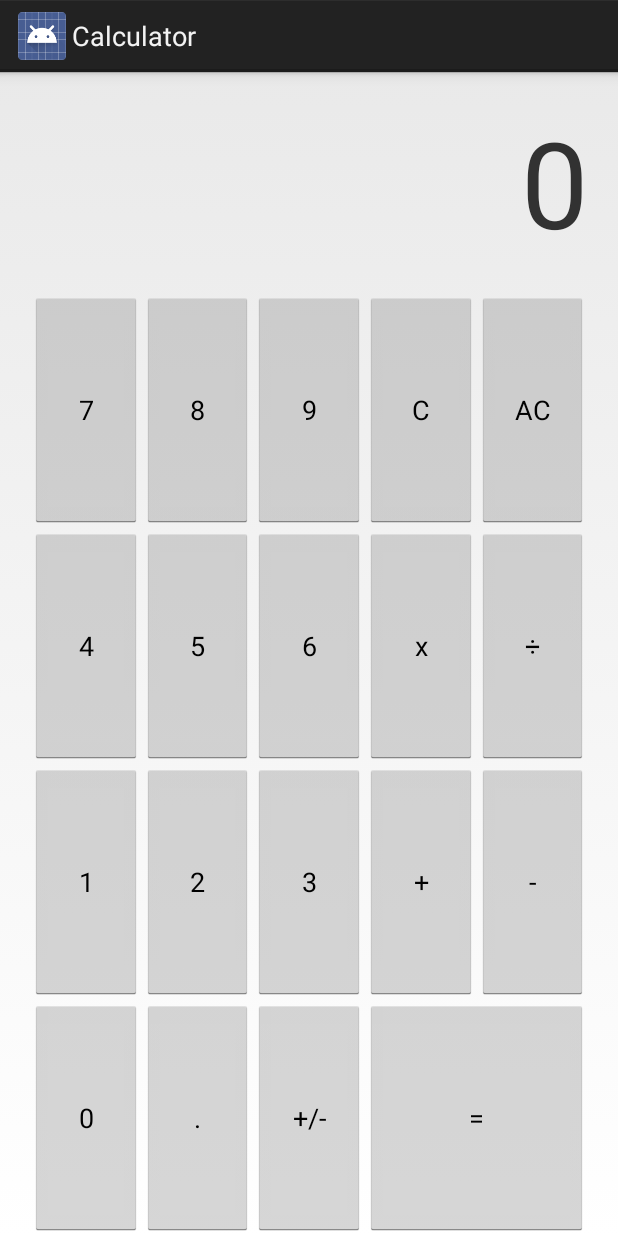
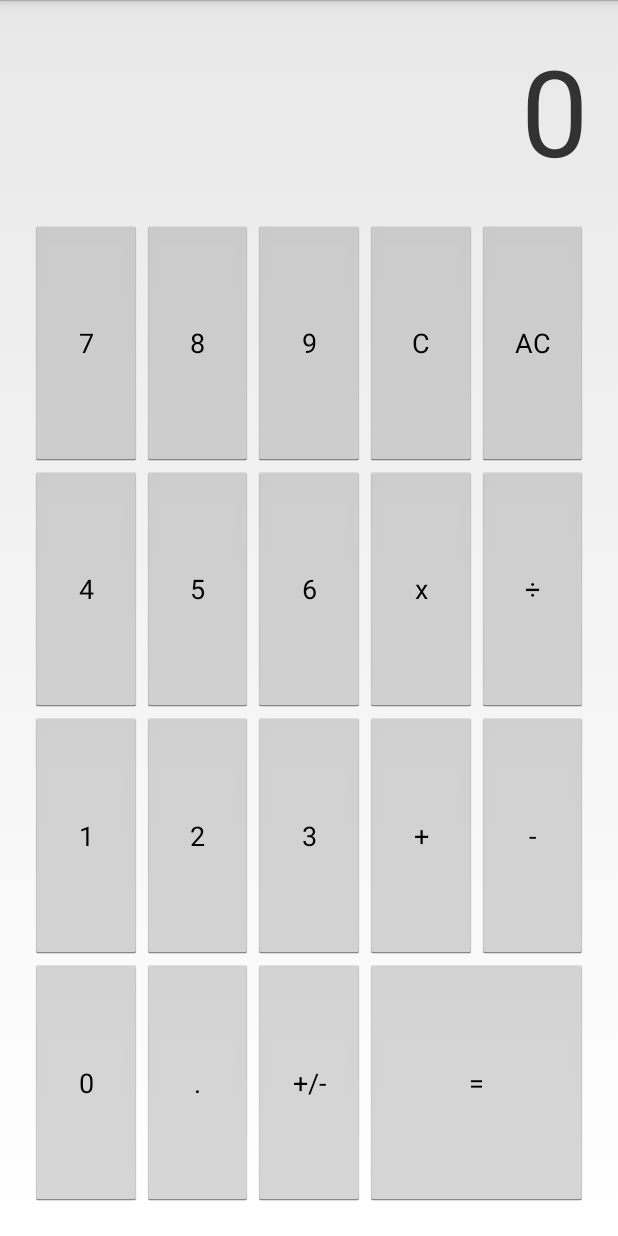
Before and after one commit to TrySickle/Calculator, an Android app: the screen it shows after launch (MainActivity), on a phone screen of 412 x 824 dp. Run offline under Robolectric (Android 15) with nearby library versions, the phone set to English and light mode, and no system bars.

Commit message:
Minor changes if any

```diff
--- a/app/build.gradle
+++ b/app/build.gradle
@@ -2,7 +2,7 @@ apply plugin: 'com.android.application'
 
 android {
     compileSdkVersion 23
-    buildToolsVersion "24.0.0"
+    buildToolsVersion '25.0.0'
     defaultConfig {
         applicationId "com.nocompany.jason.calculator"
         minSdkVersion 15
--- a/app/src/main/res/layout/activity_main.xml
+++ b/app/src/main/res/layout/activity_main.xml
@@ -165,14 +165,17 @@
         android:layout_column="0"
         android:layout_row="4"
         android:layout_marginLeft="20dp"
+        android:layout_marginBottom="20dp"
         android:layout_rowWeight="1"
         android:layout_columnWeight="1"
-        android:text="0" />
+        android:text="0"
+        android:onClick="numberClick"/>
 
-        <Button
+    <Button
         android:id="@+id/point"
         android:layout_column="1"
         android:layout_row="4"
+        android:layout_marginBottom="20dp"
         android:layout_rowWeight="1"
         android:layout_columnWeight="1"
         android:text="."/>
@@ -181,6 +184,7 @@
         android:id="@+id/negate"
         android:layout_column="2"
         android:layout_row="4"
+        android:layout_marginBottom="20dp"
         android:layout_rowWeight="1"
         android:layout_columnWeight="1"
         android:text="+/-"/>
@@ -192,6 +196,7 @@
         android:layout_column="3"
         android:layout_row="4"
         android:layout_marginRight="20dp"
+        android:layout_marginBottom="20dp"
         android:layout_columnSpan="2"
         android:layout_rowWeight="1"
         android:layout_columnWeight="1"
--- a/app/src/main/res/values/styles.xml
+++ b/app/src/main/res/values/styles.xml
@@ -1,7 +1,7 @@
 <resources>
 
     <!-- Base application theme. -->
-    <style name="AppTheme" parent="android:Theme.Holo.Light.DarkActionBar">
+    <style name="AppTheme" parent="android:Theme.Holo.Light.NoActionBar">
         <!-- Customize your theme here. -->
     </style>
 
--- a/build.gradle
+++ b/build.gradle
@@ -5,7 +5,7 @@ buildscript {
         jcenter()
     }
     dependencies {
-        classpath 'com.android.tools.build:gradle:2.2.3'
+        classpath 'com.android.tools.build:gradle:2.3.0'
 
         // NOTE: Do not place your application dependencies here; they belong
         // in the individual module build.gradle files
```
Also changed, not shown: gradle/wrapper/gradle-wrapper.properties.
